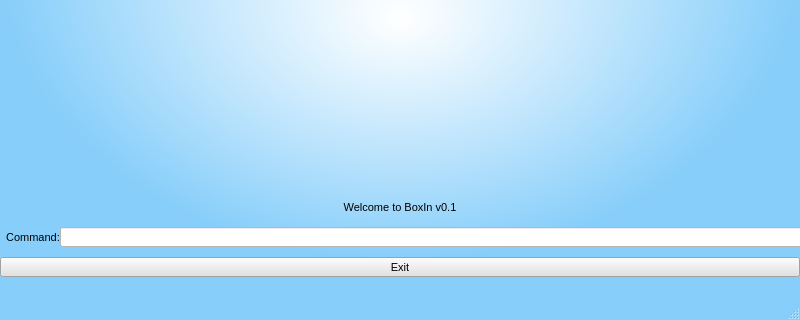
First picture: the form in BoxIn/BoxIn/BoxIn.ui, repository cs2103aug2014-t13-1c/main, before the edit; both pictures show x 0 to 800 and y 280 to 600 of the 800 by 600 pixel window.
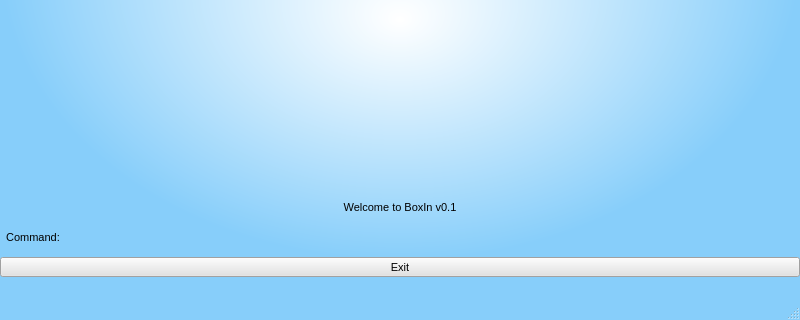
Second picture: the form after the edit. Icons and pictures are not drawn.

Commit message: Enabled edit on click

```diff
--- a/BoxIn/BoxIn/BoxIn.ui
+++ b/BoxIn/BoxIn/BoxIn.ui
@@ -558,437 +558,6 @@
                 fx:0.5, fy:0.5, stop:0 white, stop:1 rgbC(135,206,250))</string>
   </property>
   <widget class="QWidget" name="centralWidget">
-   <widget class="QLineEdit" name="commandLine">
-    <property name="geometry">
-     <rect>
-      <x>60</x>
-      <y>490</y>
-      <width>800</width>
-      <height>20</height>
-     </rect>
-    </property>
-    <property name="palette">
-     <palette>
-      <active>
-       <colorrole role="WindowText">
-        <brush brushstyle="SolidPattern">
-         <color alpha="255">
-          <red>0</red>
-          <green>0</green>
-          <blue>0</blue>
-         </color>
-        </brush>
-       </colorrole>
-       <colorrole role="Button">
-        <brush brushstyle="SolidPattern">
-         <color alpha="255">
-          <red>255</red>
-          <green>255</green>
-          <blue>255</blue>
-         </color>
-        </brush>
-       </colorrole>
-       <colorrole role="Light">
-        <brush brushstyle="SolidPattern">
-         <color alpha="255">
-          <red>255</red>
-          <green>255</green>
-          <blue>255</blue>
-         </color>
-        </brush>
-       </colorrole>
-       <colorrole role="Midlight">
-        <brush brushstyle="SolidPattern">
-         <color alpha="255">
-          <red>255</red>
-          <green>255</green>
-          <blue>255</blue>
-         </color>
-        </brush>
-       </colorrole>
-       <colorrole role="Dark">
-        <brush brushstyle="SolidPattern">
-         <color alpha="255">
-          <red>127</red>
-          <green>127</green>
-          <blue>127</blue>
-         </color>
-        </brush>
-       </colorrole>
-       <colorrole role="Mid">
-        <brush brushstyle="SolidPattern">
-         <color alpha="255">
-          <red>170</red>
-          <green>170</green>
-          <blue>170</blue>
-         </color>
-        </brush>
-       </colorrole>
-       <colorrole role="Text">
-        <brush brushstyle="SolidPattern">
-         <color alpha="255">
-          <red>0</red>
-          <green>0</green>
-          <blue>0</blue>
-         </color>
-        </brush>
-       </colorrole>
-       <colorrole role="BrightText">
-        <brush brushstyle="SolidPattern">
-         <color alpha="255">
-          <red>255</red>
-          <green>255</green>
-          <blue>255</blue>
-         </color>
-        </brush>
-       </colorrole>
-       <colorrole role="ButtonText">
-        <brush brushstyle="SolidPattern">
-         <color alpha="255">
-          <red>0</red>
-          <green>0</green>
-          <blue>0</blue>
-         </color>
-        </brush>
-       </colorrole>
-       <colorrole role="Base">
-        <brush brushstyle="SolidPattern">
-         <color alpha="255">
-          <red>255</red>
-          <green>255</green>
-          <blue>255</blue>
-         </color>
-        </brush>
-       </colorrole>
-       <colorrole role="Window">
-        <brush brushstyle="SolidPattern">
-         <color alpha="255">
-          <red>255</red>
-          <green>255</green>
-          <blue>255</blue>
-         </color>
-        </brush>
-       </colorrole>
-       <colorrole role="Shadow">
-        <brush brushstyle="SolidPattern">
-         <color alpha="255">
-          <red>0</red>
-          <green>0</green>
-          <blue>0</blue>
-         </color>
-        </brush>
-       </colorrole>
-       <colorrole role="AlternateBase">
-        <brush brushstyle="SolidPattern">
-         <color alpha="255">
-          <red>255</red>
-          <green>255</green>
-          <blue>255</blue>
-         </color>
-        </brush>
-       </colorrole>
-       <colorrole role="ToolTipBase">
-        <brush brushstyle="SolidPattern">
-         <color alpha="255">
-          <red>255</red>
-          <green>255</green>
-          <blue>220</blue>
-         </color>
-        </brush>
-       </colorrole>
-       <colorrole role="ToolTipText">
-        <brush brushstyle="SolidPattern">
-         <color alpha="255">
-          <red>0</red>
-          <green>0</green>
-          <blue>0</blue>
-         </color>
-        </brush>
-       </colorrole>
-      </active>
-      <inactive>
-       <colorrole role="WindowText">
-        <brush brushstyle="SolidPattern">
-         <color alpha="255">
-          <red>0</red>
-          <green>0</green>
-          <blue>0</blue>
-         </color>
-        </brush>
-       </colorrole>
-       <colorrole role="Button">
-        <brush brushstyle="SolidPattern">
-         <color alpha="255">
-          <red>255</red>
-          <green>255</green>
-          <blue>255</blue>
-         </color>
-        </brush>
-       </colorrole>
-       <colorrole role="Light">
-        <brush brushstyle="SolidPattern">
-         <color alpha="255">
-          <red>255</red>
-          <green>255</green>
-          <blue>255</blue>
-         </color>
-        </brush>
-       </colorrole>
-       <colorrole role="Midlight">
-        <brush brushstyle="SolidPattern">
-         <color alpha="255">
-          <red>255</red>
-          <green>255</green>
-          <blue>255</blue>
-         </color>
-        </brush>
-       </colorrole>
-       <colorrole role="Dark">
-        <brush brushstyle="SolidPattern">
-         <color alpha="255">
-          <red>127</red>
-          <green>127</green>
-          <blue>127</blue>
-         </color>
-        </brush>
-       </colorrole>
-       <colorrole role="Mid">
-        <brush brushstyle="SolidPattern">
-         <color alpha="255">
-          <red>170</red>
-          <green>170</green>
-          <blue>170</blue>
-         </color>
-        </brush>
-       </colorrole>
-       <colorrole role="Text">
-        <brush brushstyle="SolidPattern">
-         <color alpha="255">
-          <red>0</red>
-          <green>0</green>
-          <blue>0</blue>
-         </color>
-        </brush>
-       </colorrole>
-       <colorrole role="BrightText">
-        <brush brushstyle="SolidPattern">
-         <color alpha="255">
-          <red>255</red>
-          <green>255</green>
-          <blue>255</blue>
-         </color>
-        </brush>
-       </colorrole>
-       <colorrole role="ButtonText">
-        <brush brushstyle="SolidPattern">
-         <color alpha="255">
-          <red>0</red>
-          <green>0</green>
-          <blue>0</blue>
-         </color>
-        </brush>
-       </colorrole>
-       <colorrole role="Base">
-        <brush brushstyle="SolidPattern">
-         <color alpha="255">
-          <red>255</red>
-          <green>255</green>
-          <blue>255</blue>
-         </color>
-        </brush>
-       </colorrole>
-       <colorrole role="Window">
-        <brush brushstyle="SolidPattern">
-         <color alpha="255">
-          <red>255</red>
-          <green>255</green>
-          <blue>255</blue>
-         </color>
-        </brush>
-       </colorrole>
-       <colorrole role="Shadow">
-        <brush brushstyle="SolidPattern">
-         <color alpha="255">
-          <red>0</red>
-          <green>0</green>
-          <blue>0</blue>
-         </color>
-        </brush>
-       </colorrole>
-       <colorrole role="AlternateBase">
-        <brush brushstyle="SolidPattern">
-         <color alpha="255">
-          <red>255</red>
-          <green>255</green>
-          <blue>255</blue>
-         </color>
-        </brush>
-       </colorrole>
-       <colorrole role="ToolTipBase">
-        <brush brushstyle="SolidPattern">
-         <color alpha="255">
-          <red>255</red>
-          <green>255</green>
-          <blue>220</blue>
-         </color>
-        </brush>
-       </colorrole>
-       <colorrole role="ToolTipText">
-        <brush brushstyle="SolidPattern">
-         <color alpha="255">
-          <red>0</red>
-          <green>0</green>
-          <blue>0</blue>
-         </color>
-        </brush>
-       </colorrole>
-      </inactive>
-      <disabled>
-       <colorrole role="WindowText">
-        <brush brushstyle="SolidPattern">
-         <color alpha="255">
-          <red>127</red>
-          <green>127</green>
-          <blue>127</blue>
-         </color>
-        </brush>
-       </colorrole>
-       <colorrole role="Button">
-        <brush brushstyle="SolidPattern">
-         <color alpha="255">
-          <red>255</red>
-          <green>255</green>
-          <blue>255</blue>
-         </color>
-        </brush>
-       </colorrole>
-       <colorrole role="Light">
-        <brush brushstyle="SolidPattern">
-         <color alpha="255">
-          <red>255</red>
-          <green>255</green>
-          <blue>255</blue>
-         </color>
-        </brush>
-       </colorrole>
-       <colorrole role="Midlight">
-        <brush brushstyle="SolidPattern">
-         <color alpha="255">
-          <red>255</red>
-          <green>255</green>
-          <blue>255</blue>
-         </color>
-        </brush>
-       </colorrole>
-       <colorrole role="Dark">
-        <brush brushstyle="SolidPattern">
-         <color alpha="255">
-          <red>127</red>
-          <green>127</green>
-          <blue>127</blue>
-         </color>
-        </brush>
-       </colorrole>
-       <colorrole role="Mid">
-        <brush brushstyle="SolidPattern">
-         <color alpha="255">
-          <red>170</red>
-          <green>170</green>
-          <blue>170</blue>
-         </color>
-        </brush>
-       </colorrole>
-       <colorrole role="Text">
-        <brush brushstyle="SolidPattern">
-         <color alpha="255">
-          <red>127</red>
-          <green>127</green>
-          <blue>127</blue>
-         </color>
-        </brush>
-       </colorrole>
-       <colorrole role="BrightText">
-        <brush brushstyle="SolidPattern">
-         <color alpha="255">
-          <red>255</red>
-          <green>255</green>
-          <blue>255</blue>
-         </color>
-        </brush>
-       </colorrole>
-       <colorrole role="ButtonText">
-        <brush brushstyle="SolidPattern">
-         <color alpha="255">
-          <red>127</red>
-          <green>127</green>
-          <blue>127</blue>
-         </color>
-        </brush>
-       </colorrole>
-       <colorrole role="Base">
-        <brush brushstyle="SolidPattern">
-         <color alpha="255">
-          <red>255</red>
-          <green>255</green>
-          <blue>255</blue>
-         </color>
-        </brush>
-       </colorrole>
-       <colorrole role="Window">
-        <brush brushstyle="SolidPattern">
-         <color alpha="255">
-          <red>255</red>
-          <green>255</green>
-          <blue>255</blue>
-         </color>
-        </brush>
-       </colorrole>
-       <colorrole role="Shadow">
-        <brush brushstyle="SolidPattern">
-         <color alpha="255">
-          <red>0</red>
-          <green>0</green>
-          <blue>0</blue>
-         </color>
-        </brush>
-       </colorrole>
-       <colorrole role="AlternateBase">
-        <brush brushstyle="SolidPattern">
-         <color alpha="255">
-          <red>255</red>
-          <green>255</green>
-          <blue>255</blue>
-         </color>
-        </brush>
-       </colorrole>
-       <colorrole role="ToolTipBase">
-        <brush brushstyle="SolidPattern">
-         <color alpha="255">
-          <red>255</red>
-          <green>255</green>
-          <blue>220</blue>
-         </color>
-        </brush>
-       </colorrole>
-       <colorrole role="ToolTipText">
-        <brush brushstyle="SolidPattern">
-         <color alpha="255">
-          <red>0</red>
-          <green>0</green>
-          <blue>0</blue>
-         </color>
-        </brush>
-       </colorrole>
-      </disabled>
-     </palette>
-    </property>
-    <property name="autoFillBackground">
-     <bool>false</bool>
-    </property>
-    <property name="styleSheet">
-     <string notr="true">background-color: rgb(255, 255, 255);</string>
-    </property>
-   </widget>
    <widget class="QLabel" name="commandLabel">
     <property name="geometry">
      <rect>
```
The commit also changes 16 other files.
